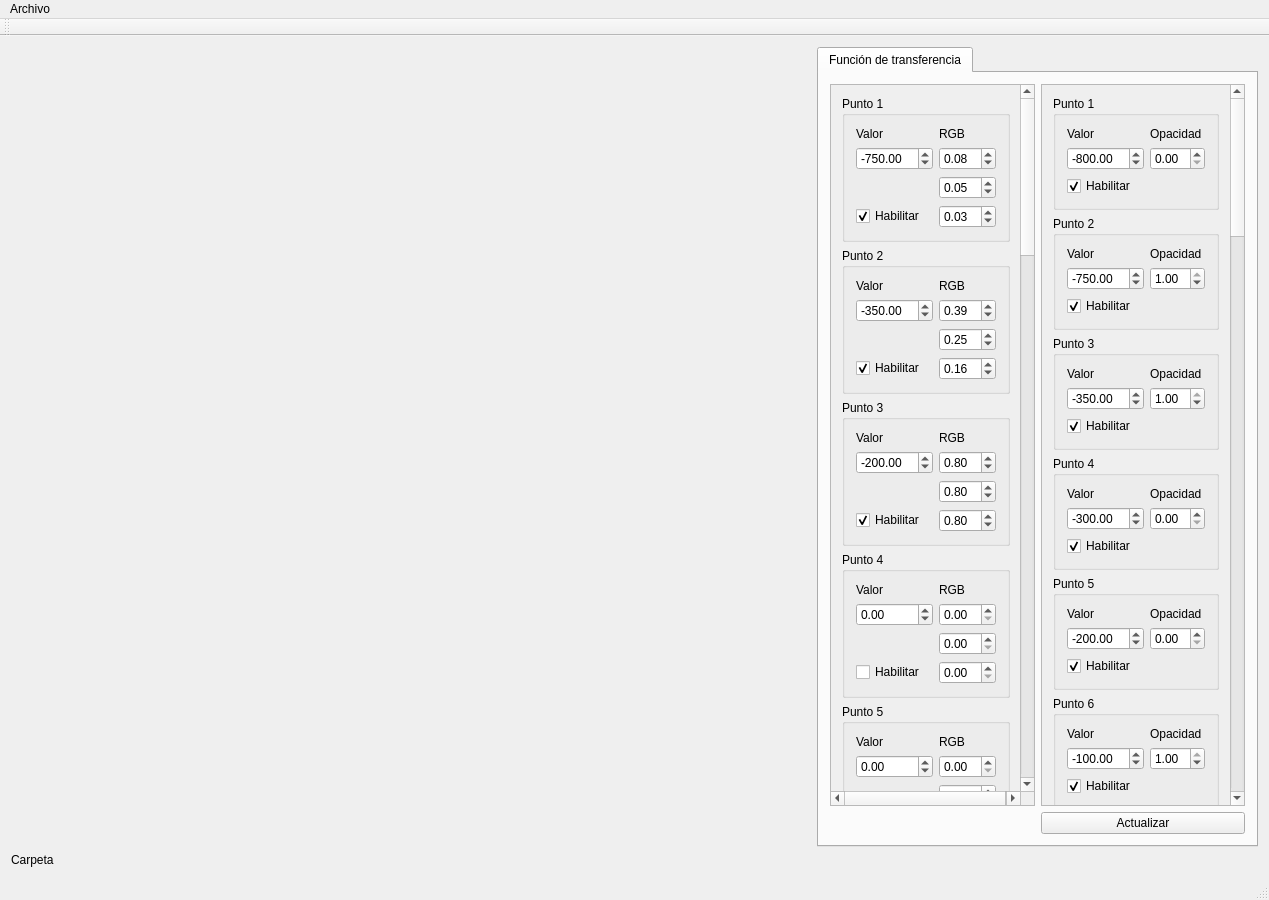
Before: the Qt Designer form 3DCurator/mainwindow.ui in fblupi/grado_informatica-TFG, drawn with Qt 5.
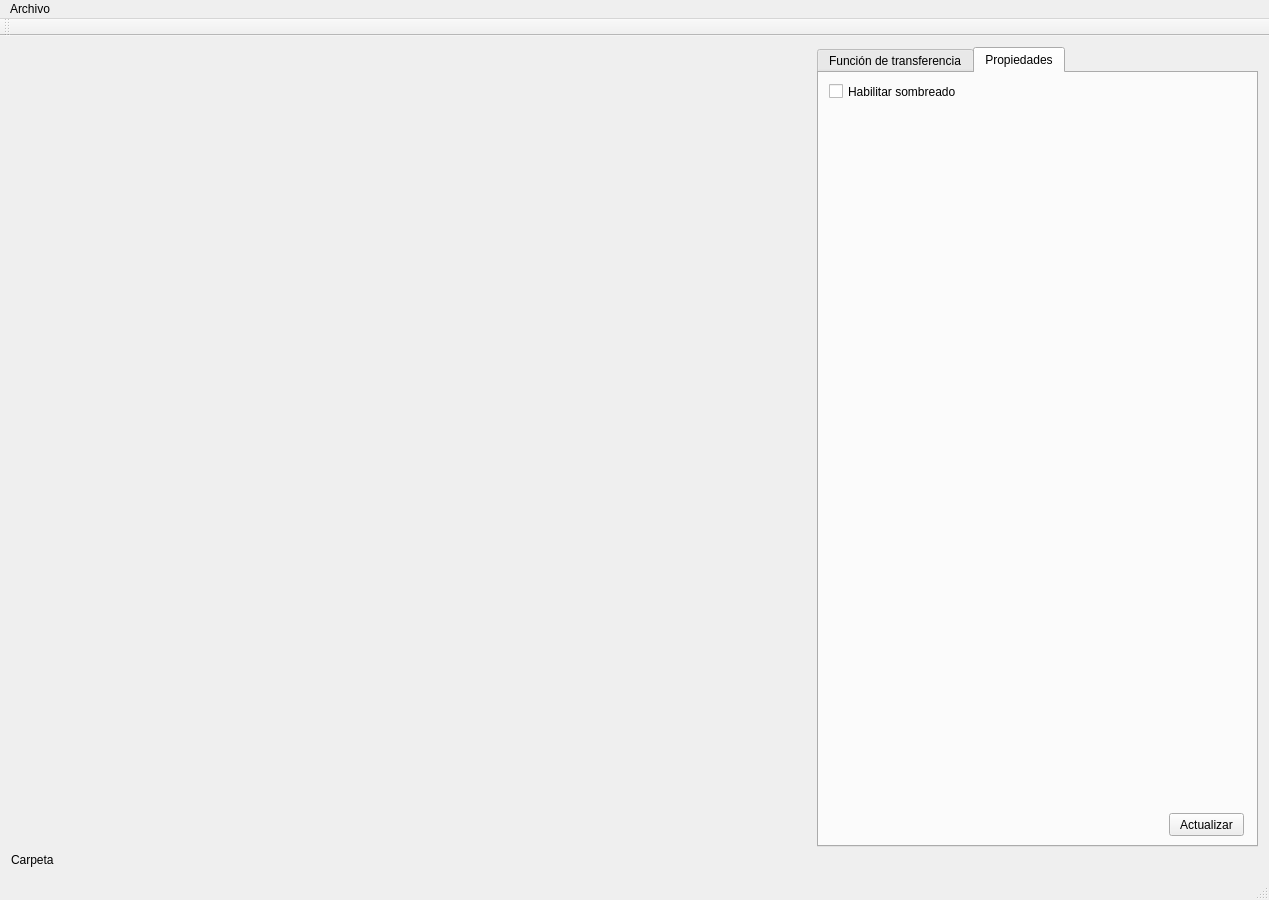
After: the same form once the commit is applied. The open tabs and pages were chosen to show the change. Icons and pictures are not drawn. Custom widgets are drawn as their Qt base class.

Commit message: Añadir o quitar sombreado desde la UI

Diff of the .ui file:
```diff
--- a/3DCurator/mainwindow.ui
+++ b/3DCurator/mainwindow.ui
@@ -2844,6 +2844,40 @@
         </item>
        </layout>
       </widget>
+      <widget class="QWidget" name="tabProperties">
+       <property name="layoutDirection">
+        <enum>Qt::LeftToRight</enum>
+       </property>
+       <attribute name="title">
+        <string>Propiedades</string>
+       </attribute>
+       <widget class="QCheckBox" name="enableShadow">
+        <property name="geometry">
+         <rect>
+          <x>10</x>
+          <y>10</y>
+          <width>141</width>
+          <height>17</height>
+         </rect>
+        </property>
+        <property name="text">
+         <string>Habilitar sombreado</string>
+        </property>
+       </widget>
+       <widget class="QPushButton" name="updateProperties">
+        <property name="geometry">
+         <rect>
+          <x>350</x>
+          <y>740</y>
+          <width>75</width>
+          <height>23</height>
+         </rect>
+        </property>
+        <property name="text">
+         <string>Actualizar</string>
+        </property>
+       </widget>
+      </widget>
      </widget>
     </item>
     <item row="1" column="0">
```
The commit also changes 4 other files.
